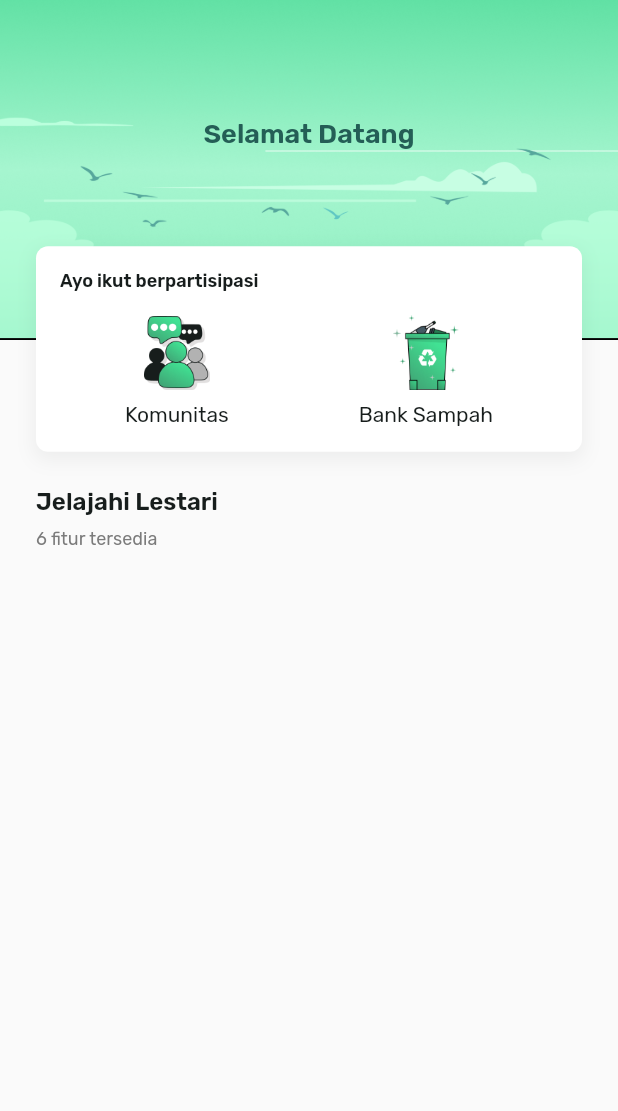
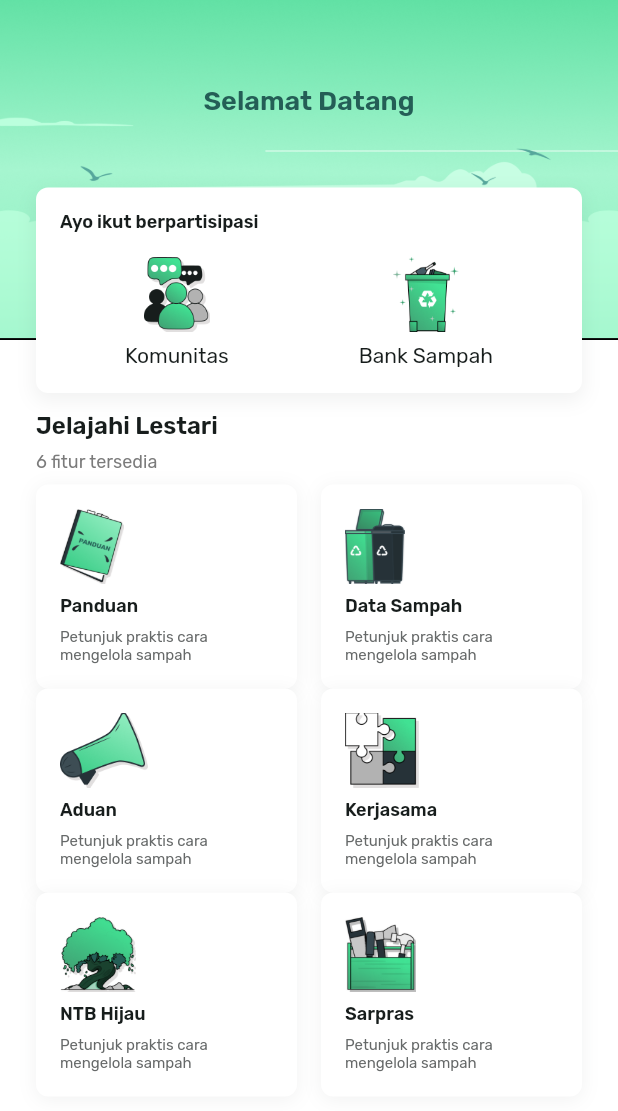
Before and after one commit to FahrendraKhoirul/lestari, a Flutter app: the screen it shows after launch, on a phone screen of 412 x 824 dp. Shown: the top 1111 px of the screen. Run offline on Flutter 3.47's test engine with Material 2 defaults, Android fonts, the phone set to English and light mode, and no system bars; our stand-ins replace flutter_animate.

Commit message:
feat : add home

```diff
--- a/lib/main.dart
+++ b/lib/main.dart
@@ -1,6 +1,5 @@
 import 'package:flutter/material.dart';
 import 'views/screens/home.dart';
-import 'views/screens/splash.dart';
 
 void main() {
   runApp(const MainApp());
--- a/lib/views/screens/home.dart
+++ b/lib/views/screens/home.dart
@@ -1,5 +1,6 @@
 import 'package:flutter/material.dart';
 import 'package:lestari/constants.dart';
+import 'package:lestari/views/widgets/card_button_grid.dart';
 import 'package:lestari/views/widgets/card_home.dart';
 
 class Home extends StatelessWidget {
@@ -8,9 +9,13 @@ class Home extends StatelessWidget {
   @override
   Widget build(BuildContext context) {
     var widthScreen = MediaQuery.of(context).size.width;
+    var cardFeatureWidht =
+        (widthScreen - (paddingMedium * 2) - paddingSmall) / 2;
 
     return Scaffold(
-      body: Stack(alignment: Alignment.topCenter, children: [
+        backgroundColor: white,
+        body: SingleChildScrollView(
+            child: Stack(alignment: Alignment.topCenter, children: [
           Image.asset(
             "assets/images/sky.png",
             width: widthScreen,
@@ -23,7 +28,7 @@ class Home extends StatelessWidget {
                 children: [
                   Padding(
                     padding: const EdgeInsets.only(
-                    top: paddingLarge * 1.7, bottom: paddingMedium * 2.7),
+                        top: paddingLarge * 1, bottom: paddingMedium * 2),
                     child: Text("Selamat Datang",
                         style: customTextStyle(
                             size: 18,
@@ -31,20 +36,71 @@ class Home extends StatelessWidget {
                             color: extraDarkGreen)),
                   ),
                   cardHome(),
-              SizedBox(height: paddingMedium),
-              Align(
+                  const SizedBox(height: paddingXSmall),
+                  const Align(
                       alignment: Alignment.centerLeft,
                       child: Text("Jelajahi Lestari", style: title)),
-              SizedBox(height: paddingXXSmall),
+                  const SizedBox(height: paddingXXSmall),
                   Align(
                       alignment: Alignment.centerLeft,
                       child: Text("6 fitur tersedia",
                           style: customTextStyle(
                               size: 12, color: grey, weight: FontWeight.w400))),
+                  const SizedBox(height: paddingXXSmall),
+                  Row(
+                    mainAxisAlignment: MainAxisAlignment.spaceBetween,
+                    children: [
+                      cardButtonGrid(
+                          Image.asset("assets/icons/icon_panduan.png",
+                              height: 50),
+                          "Panduan",
+                          "Petunjuk praktis cara mengelola sampah",
+                          width: cardFeatureWidht),
+                      cardButtonGrid(
+                          Image.asset("assets/icons/icon_data_sampah.png",
+                              height: 50),
+                          "Data Sampah",
+                          "Petunjuk praktis cara mengelola sampah",
+                          width: cardFeatureWidht),
                     ],
                   ),
-        )
+                  Row(
+                    mainAxisAlignment: MainAxisAlignment.spaceBetween,
+                    children: [
+                      cardButtonGrid(
+                          Image.asset("assets/icons/icon_aduan.png",
+                              height: 50),
+                          "Aduan",
+                          "Petunjuk praktis cara mengelola sampah",
+                          width: cardFeatureWidht),
+                      cardButtonGrid(
+                          Image.asset("assets/icons/icon_kerja_sama.png",
+                              height: 50),
+                          "Kerjasama",
+                          "Petunjuk praktis cara mengelola sampah",
+                          width: cardFeatureWidht),
+                    ],
+                  ),
+                  Row(
+                    mainAxisAlignment: MainAxisAlignment.spaceBetween,
+                    children: [
+                      cardButtonGrid(
+                          Image.asset("assets/icons/icon_ntb_hijau.png",
+                              height: 50),
+                          "NTB Hijau",
+                          "Petunjuk praktis cara mengelola sampah",
+                          width: cardFeatureWidht),
+                      cardButtonGrid(
+                          Image.asset("assets/icons/icon_sarpras.png",
+                              height: 50),
+                          "Sarpras",
+                          "Petunjuk praktis cara mengelola sampah",
+                          width: cardFeatureWidht)
+                    ],
+                  ),
+                  const SizedBox(height: paddingLarge * 2)
                 ]),
-    );
+          ),
+        ])));
   }
 }
--- /dev/null
+++ b/lib/views/widgets/card_button_grid.dart
@@ -0,0 +1,39 @@
+import 'package:flutter/material.dart';
+
+import '../../constants.dart';
+
+Widget cardButtonGrid(
+  Widget icon,
+  String title,
+  String subtitle, {
+  double width = 150,
+}) {
+  return Container(
+      width: width,
+      decoration: BoxDecoration(
+        borderRadius: BorderRadius.circular(8),
+        color: Colors.white,
+        boxShadow: cardShadowSmall,
+      ),
+      padding: const EdgeInsets.all(paddingSmall),
+      child: Column(
+        mainAxisAlignment: MainAxisAlignment.center,
+        crossAxisAlignment: CrossAxisAlignment.start,
+        children: [
+          icon,
+          const SizedBox(height: paddingXXSmall),
+          Text(
+            title,
+            style: customTextStyle(
+                size: 12, weight: FontWeight.w600, color: earieBlack),
+          ),
+          const SizedBox(height: paddingXXSmall),
+          Text(
+            subtitle,
+            style: customTextStyle(
+                size: 10, weight: FontWeight.w400, color: lightBlack),
+            maxLines: 4,
+          ),
+        ],
+      ));
+}
```
Lines whose indentation alone changed are shown as unchanged.
